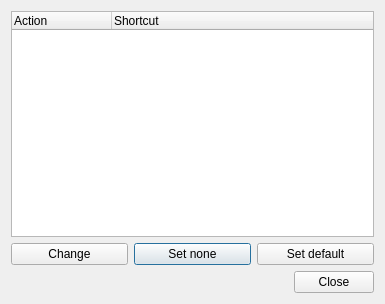
Qt form qgis/src/ui/qgsconfigureshortcutsdialog.ui (sourcepole/qgis) before a commit.
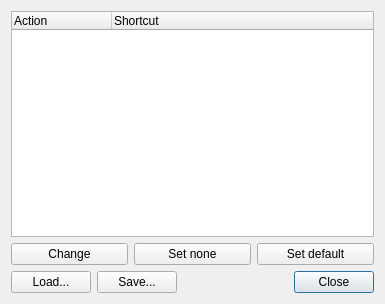
The same form after that commit.

Commit message: [FEATURE] Loading and saving of shortcuts. Contributed by Alexander Bruy - thanks!

What changed in the file:
```diff
--- a/qgis/src/ui/qgsconfigureshortcutsdialog.ui
+++ b/qgis/src/ui/qgsconfigureshortcutsdialog.ui
@@ -47,6 +47,9 @@
        <property name="checkable">
         <bool>true</bool>
        </property>
+       <property name="autoDefault">
+        <bool>false</bool>
+       </property>
       </widget>
      </item>
      <item>
@@ -54,6 +57,9 @@
        <property name="text">
         <string>Set none</string>
        </property>
+       <property name="autoDefault">
+        <bool>false</bool>
+       </property>
       </widget>
      </item>
      <item>
@@ -61,9 +67,34 @@
        <property name="text">
         <string>Set default</string>
        </property>
+       <property name="autoDefault">
+        <bool>false</bool>
+       </property>
       </widget>
      </item>
     </layout>
+   </item>
+   <item>
+    <layout class="QHBoxLayout" name="horizontalLayout_2">
+     <item>
+      <widget class="QPushButton" name="btnLoadShortcuts">
+       <property name="text">
+        <string>Load...</string>
+       </property>
+       <property name="autoDefault">
+        <bool>false</bool>
+       </property>
+      </widget>
+     </item>
+     <item>
+      <widget class="QPushButton" name="btnSaveShortcuts">
+       <property name="text">
+        <string>Save...</string>
+       </property>
+       <property name="autoDefault">
+        <bool>false</bool>
+       </property>
+      </widget>
    </item>
    <item>
     <widget class="QDialogButtonBox" name="buttonBox">
@@ -76,6 +107,8 @@
     </widget>
    </item>
   </layout>
+   </item>
+  </layout>
  </widget>
  <tabstops>
   <tabstop>treeActions</tabstop>
```
Left out of the diff: 3 changed lines with no effect on the pictures. Lines whose indentation alone changed are shown as unchanged. The commit also changes 5 other files.
